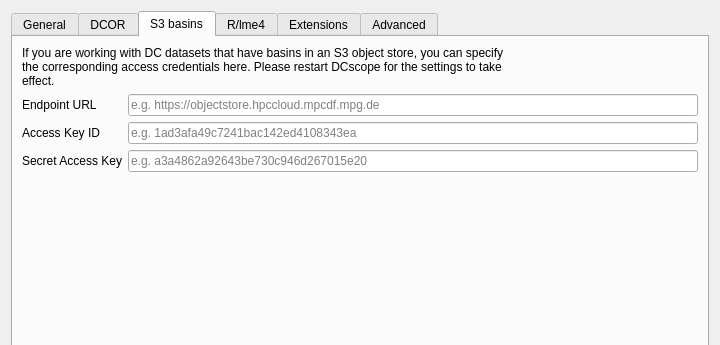
Qt form ui/preferences.ui (DC-analysis/DCscope) before a commit; both pictures show x 0 to 720 and y 0 to 345 of the 720 by 512 pixel window.
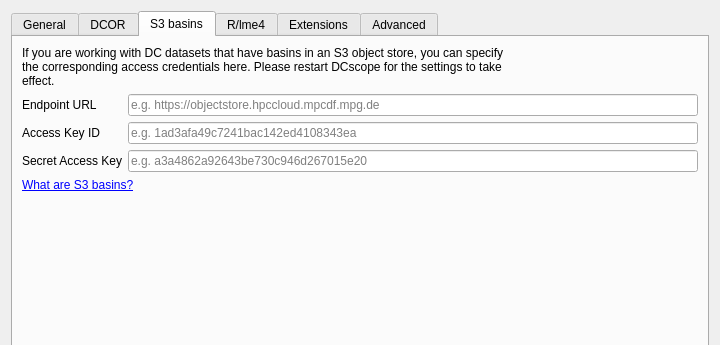
The same form after that commit. The open tabs and pages were chosen to show the change. Icons and pictures are not drawn.

What changed in the file:
```diff
--- a/ui/preferences.ui
+++ b/ui/preferences.ui
@@ -342,6 +342,16 @@
          </item>
         </layout>
        </item>
+       <item>
+        <widget class="QLabel" name="label_s3_help">
+         <property name="text">
+          <string>&lt;a href=&quot;https://dcscope.readthedocs.io/en/stable/sec_qg_dcor.html#sec-qg-dcor-s3&quot;&gt;What are S3 basins?&lt;/a&gt;</string>
+         </property>
+         <property name="openExternalLinks">
+          <bool>true</bool>
+         </property>
+        </widget>
+       </item>
        <item>
         <spacer name="verticalSpacer_5">
          <property name="orientation">
```
